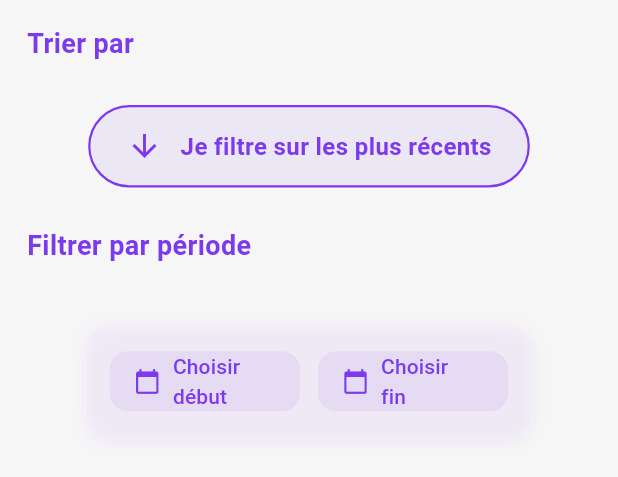
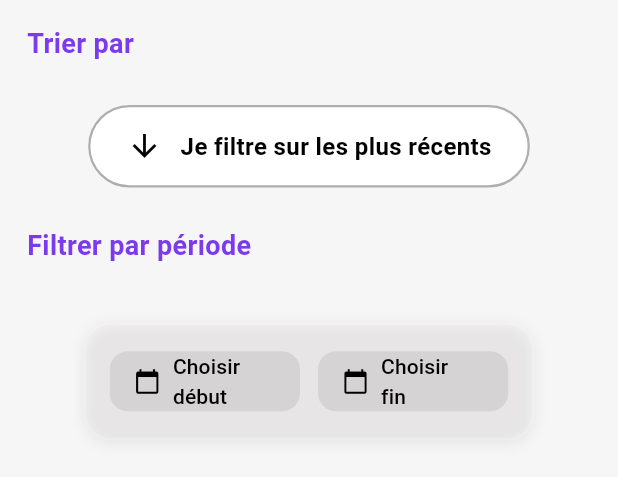
Before and after one commit to Xantos07/Revato, a Flutter app: what buildDateTab() shows on an empty page, opened directly with empty values, on a phone screen of 412 x 824 dp. Shown: the top 477 px of the screen. Run offline on Flutter 3.47's test engine with Material 3 defaults, Android fonts, the phone set to English and light mode, and no system bars; our stand-ins replace sqflite; accounts and stored records are empty.

Commit message:
💄 Refactor color in data filter and remove chip border

```diff
--- a/revato_app/lib/model/tag_model.dart
+++ b/revato_app/lib/model/tag_model.dart
@@ -91,6 +91,8 @@ class TagCategory {
     final luminance = color.computeLuminance();
     // Si la couleur est claire (luminance > 0.5) → texte noir
     // Si la couleur est foncée (luminance <= 0.5) → texte blanc
-    return luminance > 0.5 ? Colors.black : Colors.white;
+
+    //return luminance > 0.5 ? Colors.black : .white;Colors
+    return const Color(0xFFFFFFFF); // Blanc pour les couleurs foncées
   }
 }
--- a/revato_app/lib/widgets/DreamFilter/tab/filter_date_tab.dart
+++ b/revato_app/lib/widgets/DreamFilter/tab/filter_date_tab.dart
@@ -34,20 +34,23 @@ Widget buildDateTab(BuildContext context, DreamFilterViewModel vm) {
           child: Container(
             padding: EdgeInsets.symmetric(horizontal: 24, vertical: 14),
             decoration: BoxDecoration(
-              color: Color(0xFF7C3AED).withOpacity(0.08),
+              color: Colors.white,
               borderRadius: BorderRadius.circular(32),
-              border: Border.all(color: Color(0xFF7C3AED), width: 1.5),
+              border: Border.all(
+                color: const Color.fromARGB(255, 174, 174, 174),
+                width: 1.5,
+              ),
             ),
             child: Row(
               mainAxisSize: MainAxisSize.min,
               children: [
-                Icon(icon, color: Color(0xFF7C3AED)),
+                Icon(icon, color: Colors.black),
                 SizedBox(width: 12),
                 Text(
                   label,
                   style: TextStyle(
                     fontSize: 16,
-                    color: Color(0xFF7C3AED),
+                    color: Colors.black,
                     fontWeight: FontWeight.w600,
                   ),
                 ),
@@ -81,7 +84,7 @@ Widget buildDateTab(BuildContext context, DreamFilterViewModel vm) {
             ),
             boxShadow: [
               BoxShadow(
-                color: Color(0xFF7C3AED).withOpacity(0.07),
+                color: Color.fromARGB(255, 0, 0, 0).withOpacity(0.07),
                 blurRadius: 8,
                 offset: Offset(0, 2),
               ),
@@ -104,15 +107,23 @@ Widget buildDateTab(BuildContext context, DreamFilterViewModel vm) {
                       vm.setFilterPeriod(picked, end);
                     }
                   },
-                  icon: Icon(Icons.calendar_today, color: Color(0xFF7C3AED)),
+                  icon: Icon(
+                    Icons.calendar_today,
+                    color: Color.fromARGB(255, 0, 0, 0),
+                  ),
                   label: Text(
                     start != null
                         ? 'Du: ${_formatDate(start)}'
                         : 'Choisir début',
-                    style: TextStyle(color: Color(0xFF7C3AED)),
+                    style: TextStyle(color: Color.fromARGB(255, 0, 0, 0)),
                   ),
                   style: ElevatedButton.styleFrom(
-                    backgroundColor: Color(0xFF7C3AED).withOpacity(0.08),
+                    backgroundColor: Color.fromARGB(
+                      255,
+                      0,
+                      0,
+                      0,
+                    ).withOpacity(0.08),
                     elevation: 0,
                     shape: RoundedRectangleBorder(
                       borderRadius: BorderRadius.circular(12),
@@ -135,13 +146,21 @@ Widget buildDateTab(BuildContext context, DreamFilterViewModel vm) {
                       vm.setFilterPeriod(start, picked);
                     }
                   },
-                  icon: Icon(Icons.calendar_today, color: Color(0xFF7C3AED)),
+                  icon: Icon(
+                    Icons.calendar_today,
+                    color: Color.fromARGB(255, 0, 0, 0),
+                  ),
                   label: Text(
                     end != null ? 'Au: ${_formatDate(end)}' : 'Choisir fin',
-                    style: TextStyle(color: Color(0xFF7C3AED)),
+                    style: TextStyle(color: Color.fromARGB(255, 0, 0, 0)),
                   ),
                   style: ElevatedButton.styleFrom(
-                    backgroundColor: Color(0xFF7C3AED).withOpacity(0.08),
+                    backgroundColor: Color.fromARGB(
+                      255,
+                      0,
+                      0,
+                      0,
+                    ).withOpacity(0.08),
                     elevation: 0,
                     shape: RoundedRectangleBorder(
                       borderRadius: BorderRadius.circular(12),
@@ -162,16 +181,18 @@ Widget buildDateTab(BuildContext context, DreamFilterViewModel vm) {
               onPressed: () {
                 vm.setFilterPeriod(null, null);
               },
-              icon: Icon(Icons.clear, color: Color(0xFF7C3AED)),
+              icon: Icon(Icons.clear, color: Color.fromARGB(255, 0, 0, 0)),
               label: Text(
                 'Réinitialiser la période',
                 style: TextStyle(
                   fontSize: 14,
-                  color: Color(0xFF7C3AED),
+                  color: Color.fromARGB(255, 0, 0, 0),
                   fontWeight: FontWeight.w500,
                 ),
               ),
-              style: TextButton.styleFrom(foregroundColor: Color(0xFF7C3AED)),
+              style: TextButton.styleFrom(
+                foregroundColor: Color.fromARGB(255, 0, 0, 0),
+              ),
             ),
           ],
         ),
--- a/revato_app/lib/widgets/DreamList/DreamChipsRow.dart
+++ b/revato_app/lib/widgets/DreamList/DreamChipsRow.dart
@@ -30,6 +30,7 @@ class DreamChipsRow extends StatelessWidget {
 
             padding: const EdgeInsets.symmetric(horizontal: 6, vertical: 2),
             materialTapTargetSize: MaterialTapTargetSize.shrinkWrap,
+            side: BorderSide.none,
           ),
         );
       }
```
